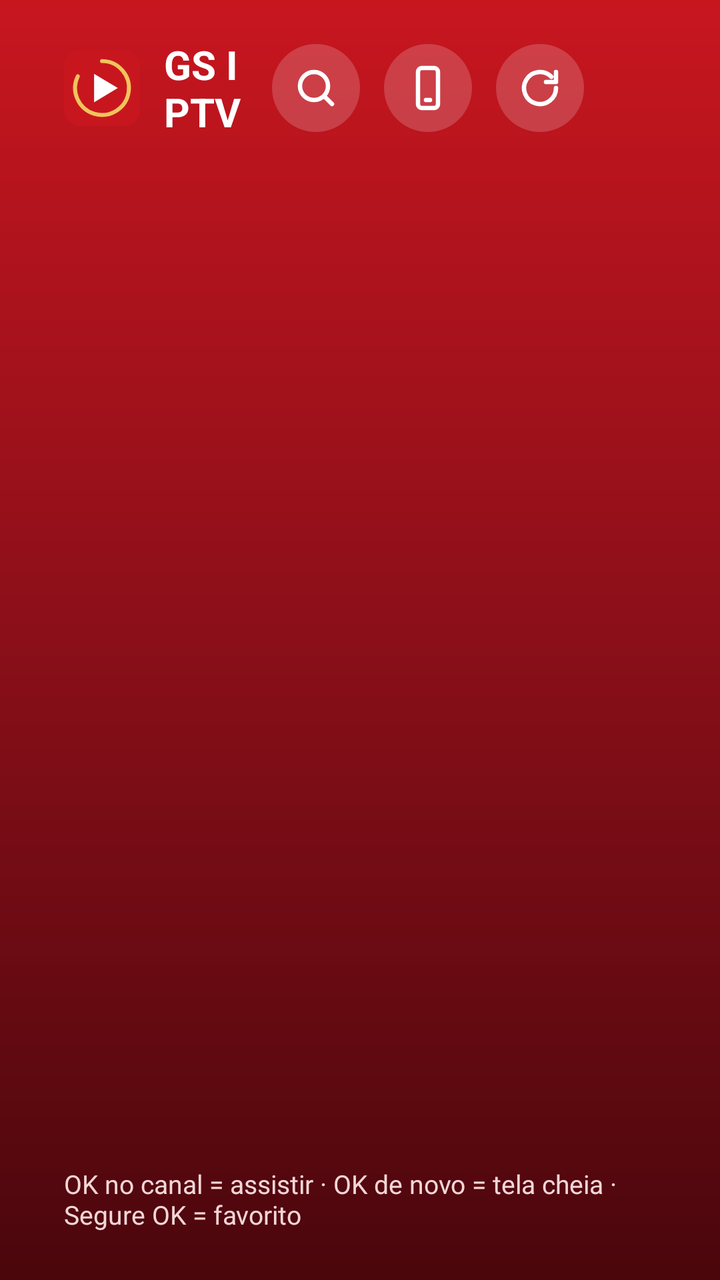
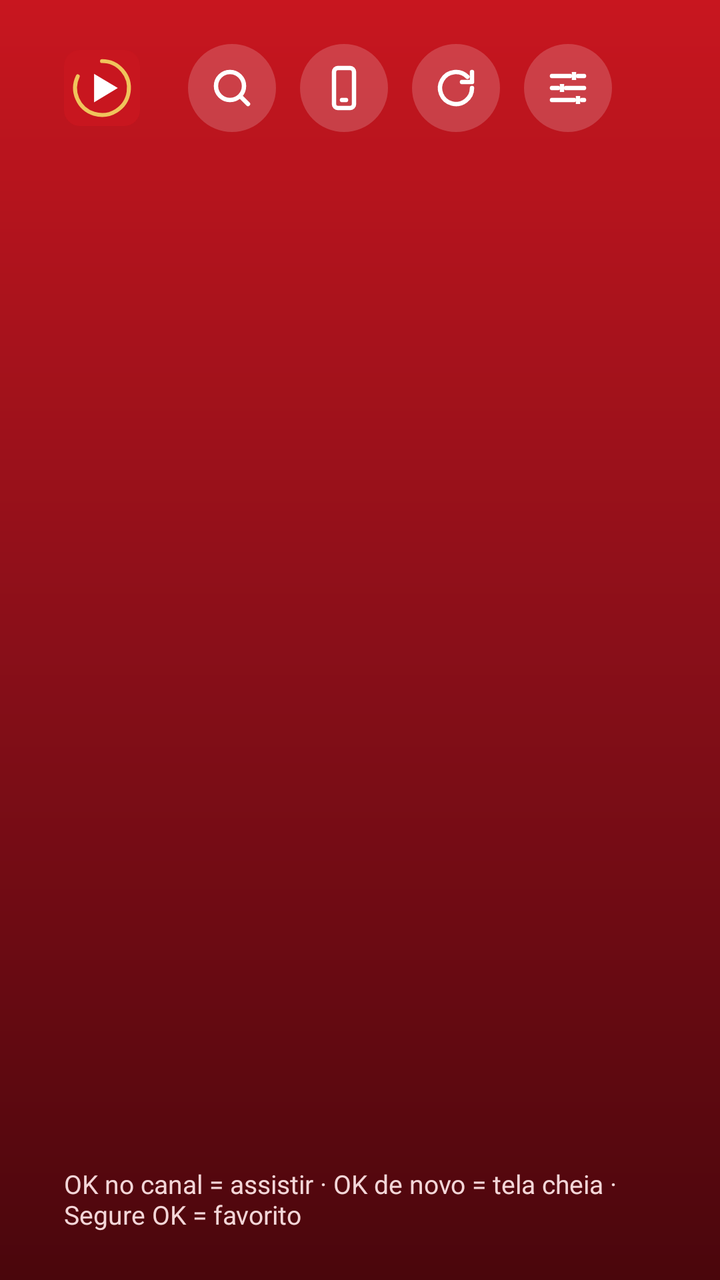

Two renders of the same Android screen: before a commit and after it. Below are the layout's source before the change and the commit's diff.
<!-- AndroidManifest.xml: application theme Theme.GS -->
<!-- res/layout/activity_main.xml -->
<?xml version="1.0" encoding="utf-8"?>
<LinearLayout xmlns:android="http://schemas.android.com/apk/res/android"
    xmlns:app="http://schemas.android.com/apk/res-auto"
    android:layout_width="match_parent"
    android:layout_height="match_parent"
    android:background="@drawable/bg_main"
    android:orientation="vertical"
    android:paddingHorizontal="32dp"
    android:paddingTop="18dp"
    android:paddingBottom="24dp">

    
    <LinearLayout
        android:layout_width="match_parent"
        android:layout_height="52dp"
        android:gravity="center_vertical"
        android:orientation="horizontal">

        <ImageView
            android:layout_width="38dp"
            android:layout_height="38dp"
            android:importantForAccessibility="no"
            android:src="@drawable/ic_logo" />

        <TextView
            android:id="@+id/brand"
            android:layout_width="0dp"
            android:layout_height="wrap_content"
            android:layout_marginStart="12dp"
            android:layout_weight="1"
            android:text="GS IPTV"
            android:textSize="20sp"
            android:textStyle="bold" />

        <ImageButton
            android:id="@+id/btnSearch"
            style="@style/GS.IconButton"
            android:contentDescription="Buscar"
            android:src="@drawable/ic_search" />

        <ImageButton
            android:id="@+id/btnSend"
            style="@style/GS.IconButton"
            android:contentDescription="Enviar lista pelo celular"
            android:src="@drawable/ic_phone" />

        <ImageButton
            android:id="@+id/btnRefresh"
            style="@style/GS.IconButton"
            android:contentDescription="Atualizar lista"
            android:src="@drawable/ic_refresh" />

        <TextView
            android:id="@+id/version"
            android:layout_width="wrap_content"
            android:layout_height="wrap_content"
            android:layout_marginStart="18dp"
            android:textColor="@color/pink_text"
            android:textSize="14sp" />

        <TextView
            android:id="@+id/clock"
            android:layout_width="wrap_content"
            android:layout_height="wrap_content"
            android:layout_marginStart="18dp"
            android:textSize="20sp" />
    </LinearLayout>

    
    <LinearLayout
        android:id="@+id/tabs"
        android:layout_width="match_parent"
        android:layout_height="wrap_content"
        android:layout_marginTop="6dp"
        android:orientation="horizontal" />

    <FrameLayout
        android:layout_width="match_parent"
        android:layout_height="0dp"
        android:layout_marginTop="14dp"
        android:layout_weight="1">

        
        <LinearLayout
            android:id="@+id/liveView"
            android:layout_width="match_parent"
            android:layout_height="match_parent"
            android:orientation="horizontal">

            <androidx.recyclerview.widget.RecyclerView
                android:id="@+id/liveCategories"
                android:layout_width="190dp"
                android:layout_height="match_parent" />

            <androidx.recyclerview.widget.RecyclerView
                android:id="@+id/channels"
                android:layout_width="340dp"
                android:layout_height="match_parent"
                android:layout_marginStart="8dp" />

            <LinearLayout
                android:layout_width="0dp"
                android:layout_height="match_parent"
                android:layout_marginStart="16dp"
                android:layout_weight="1"
                android:background="@drawable/bg_video"
                android:orientation="vertical">

                <FrameLayout
                    android:layout_width="match_parent"
                    android:layout_height="0dp"
                    android:layout_weight="1">

                    <androidx.media3.ui.PlayerView
                        android:id="@+id/preview"
                        android:layout_width="match_parent"
                        android:layout_height="match_parent"
                        android:focusable="false"
                        app:resize_mode="fit"
                        app:use_controller="false" />

                    <TextView
                        android:id="@+id/liveBadge"
                        android:layout_width="wrap_content"
                        android:layout_height="wrap_content"
                        android:layout_margin="12dp"
                        android:background="@drawable/bg_live"
                        android:paddingHorizontal="8dp"
                        android:paddingVertical="3dp"
                        android:text="AO VIVO"
                        android:textSize="12sp"
                        android:textStyle="bold"
                        android:visibility="gone" />
                </FrameLayout>

                <LinearLayout
                    android:layout_width="match_parent"
                    android:layout_height="58dp"
                    android:background="#99000000"
                    android:gravity="center_vertical"
                    android:orientation="horizontal"
                    android:paddingHorizontal="18dp">

                    <TextView
                        android:id="@+id/nowName"
                        android:layout_width="wrap_content"
                        android:layout_height="wrap_content"
                        android:ellipsize="end"
                        android:maxLines="1"
                        android:text="Escolha um canal"
                        android:textSize="21sp"
                        android:textStyle="bold" />

                    <TextView
                        android:id="@+id/nowGroup"
                        android:layout_width="wrap_content"
                        android:layout_height="wrap_content"
                        android:layout_marginStart="16dp"
                        android:ellipsize="end"
                        android:maxLines="1"
                        android:textColor="@color/pink_text"
                        android:textSize="16sp" />
                </LinearLayout>
            </LinearLayout>
        </LinearLayout>

        
        <LinearLayout
            android:id="@+id/vodView"
            android:layout_width="match_parent"
            android:layout_height="match_parent"
            android:orientation="horizontal"
            android:visibility="gone">

            <androidx.recyclerview.widget.RecyclerView
                android:id="@+id/vodCategories"
                android:layout_width="190dp"
                android:layout_height="match_parent" />

            <androidx.recyclerview.widget.RecyclerView
                android:id="@+id/grid"
                android:layout_width="0dp"
                android:layout_height="match_parent"
                android:layout_marginStart="16dp"
                android:layout_weight="1" />
        </LinearLayout>

        <TextView
            android:id="@+id/empty"
            android:layout_width="wrap_content"
            android:layout_height="wrap_content"
            android:layout_gravity="center"
            android:gravity="center"
            android:textColor="@color/pink_text"
            android:textSize="20sp"
            android:visibility="gone" />

        <LinearLayout
            android:id="@+id/sectionPanel"
            android:layout_width="680dp"
            android:layout_height="wrap_content"
            android:layout_gravity="center"
            android:background="@drawable/bg_dark_box"
            android:orientation="vertical"
            android:padding="28dp"
            android:visibility="gone">

            <TextView
                android:layout_width="wrap_content"
                android:layout_height="wrap_content"
                android:text="Escolha o que baixar"
                android:textSize="28sp"
                android:textStyle="bold" />

            <TextView
                android:id="@+id/panelHint"
                android:layout_width="wrap_content"
                android:layout_height="wrap_content"
                android:layout_marginTop="6dp"
                android:layout_marginBottom="8dp"
                android:text="Baixe uma parte de cada vez para a TV não travar."
                android:textColor="@color/pink_text"
                android:textSize="17sp" />

            <LinearLayout
                android:layout_width="match_parent"
                android:layout_height="64dp"
                android:layout_marginTop="10dp"
                android:background="#33000000"
                android:gravity="center_vertical"
                android:orientation="horizontal"
                android:paddingHorizontal="18dp">

                <TextView
                    android:layout_width="0dp"
                    android:layout_height="wrap_content"
                    android:layout_weight="1"
                    android:text="Canais ao vivo"
                    android:textSize="22sp"
                    android:textStyle="bold" />

                <TextView
                    android:id="@+id/statusLive"
                    android:layout_width="wrap_content"
                    android:layout_height="wrap_content"
                    android:layout_marginEnd="18dp"
                    android:textColor="@color/pink_text"
                    android:textSize="16sp" />

                <Button
                    android:id="@+id/btnLive"
                    android:layout_width="150dp"
                    android:layout_height="48dp"
                    android:background="@drawable/bg_button"
                    android:text="Baixar"
                    android:textAllCaps="false"
                    android:textColor="#3A2400"
                    android:textSize="17sp"
                    android:textStyle="bold" />
            </LinearLayout>

            <LinearLayout
                android:layout_width="match_parent"
                android:layout_height="64dp"
                android:layout_marginTop="10dp"
                android:background="#33000000"
                android:gravity="center_vertical"
                android:orientation="horizontal"
                android:paddingHorizontal="18dp">

                <TextView
                    android:layout_width="0dp"
                    android:layout_height="wrap_content"
                    android:layout_weight="1"
                    android:text="Filmes"
                    android:textSize="22sp"
                    android:textStyle="bold" />

                <TextView
                    android:id="@+id/statusMovie"
                    android:layout_width="wrap_content"
                    android:layout_height="wrap_content"
                    android:layout_marginEnd="18dp"
                    android:textColor="@color/pink_text"
                    android:textSize="16sp" />

                <Button
                    android:id="@+id/btnMovie"
                    android:layout_width="150dp"
                    android:layout_height="48dp"
                    android:background="@drawable/bg_button"
                    android:text="Baixar"
                    android:textAllCaps="false"
                    android:textColor="#3A2400"
                    android:textSize="17sp"
                    android:textStyle="bold" />
            </LinearLayout>

            <LinearLayout
                android:layout_width="match_parent"
                android:layout_height="64dp"
                android:layout_marginTop="10dp"
                android:background="#33000000"
                android:gravity="center_vertical"
                android:orientation="horizontal"
                android:paddingHorizontal="18dp">

                <TextView
                    android:layout_width="0dp"
                    android:layout_height="wrap_content"
                    android:layout_weight="1"
                    android:text="Séries"
                    android:textSize="22sp"
                    android:textStyle="bold" />

                <TextView
                    android:id="@+id/statusSeries"
                    android:layout_width="wrap_content"
                    android:layout_height="wrap_content"
                    android:layout_marginEnd="18dp"
                    android:textColor="@color/pink_text"
                    android:textSize="16sp" />

                <Button
                    android:id="@+id/btnSeries"
                    android:layout_width="150dp"
                    android:layout_height="48dp"
                    android:background="@drawable/bg_button"
                    android:text="Baixar"
                    android:textAllCaps="false"
                    android:textColor="#3A2400"
                    android:textSize="17sp"
                    android:textStyle="bold" />
            </LinearLayout>
        </LinearLayout>

        <LinearLayout
            android:id="@+id/loading"
            android:layout_width="wrap_content"
            android:layout_height="wrap_content"
            android:layout_gravity="center"
            android:background="@drawable/bg_dark_box"
            android:gravity="center_horizontal"
            android:orientation="vertical"
            android:padding="24dp"
            android:visibility="gone">

            <ProgressBar
                android:layout_width="56dp"
                android:layout_height="56dp"
                android:indeterminateTint="@color/gold" />

            <TextView
                android:id="@+id/loadingText"
                android:layout_width="wrap_content"
                android:layout_height="wrap_content"
                android:layout_marginTop="14dp"
                android:text="Carregando lista…"
                android:textSize="18sp" />
        </LinearLayout>
    </FrameLayout>

    <TextView
        android:id="@+id/hint"
        android:layout_width="wrap_content"
        android:layout_height="wrap_content"
        android:layout_marginTop="8dp"
        android:text="OK no canal = assistir · OK de novo = tela cheia · Segure OK = favorito"
        android:textColor="@color/pink_text"
        android:textSize="13sp" />
</LinearLayout>
<!-- resources referenced by this layout -->
<resources>
  <color name="gold">#F0C45C</color>
  <color name="pink_text">#F3D6D8</color>
  <!-- drawable bg_button (drawable) -->
  <?xml version="1.0" encoding="utf-8"?>
  <selector xmlns:android="http://schemas.android.com/apk/res/android">
      <item android:state_focused="true"><shape><solid android:color="#FFFFFF" /><corners android:radius="12dp" /></shape></item>
      <item><shape><solid android:color="#F0C45C" /><corners android:radius="12dp" /></shape></item>
  </selector>
  <!-- drawable bg_dark_box (drawable) -->
  <?xml version="1.0" encoding="utf-8"?>
  <shape xmlns:android="http://schemas.android.com/apk/res/android">
      <solid android:color="#47000000" /><corners android:radius="12dp" />
  </shape>
  <!-- drawable bg_live (drawable) -->
  <?xml version="1.0" encoding="utf-8"?>
  <shape xmlns:android="http://schemas.android.com/apk/res/android">
      <solid android:color="#E3162A" /><corners android:radius="4dp" />
  </shape>
  <!-- drawable bg_main (drawable) -->
  <?xml version="1.0" encoding="utf-8"?>
  <shape xmlns:android="http://schemas.android.com/apk/res/android">
      <gradient android:angle="270" android:startColor="#C8161F" android:centerColor="#8A0F19" android:endColor="#4A060C" />
  </shape>
  <!-- drawable bg_video (drawable) -->
  <?xml version="1.0" encoding="utf-8"?>
  <shape xmlns:android="http://schemas.android.com/apk/res/android">
      <solid android:color="#0D0D10" /><corners android:radius="10dp" />
  </shape>
  <!-- drawable ic_refresh (drawable) -->
  <vector xmlns:android="http://schemas.android.com/apk/res/android"
      android:width="24dp" android:height="24dp" android:viewportWidth="24" android:viewportHeight="24">
      <path android:strokeColor="#FFFFFF" android:strokeWidth="2.2" android:strokeLineCap="round" android:strokeLineJoin="round" android:fillColor="#00000000"
          android:pathData="M20,12a8,8 0,1 1,-2.3 -5.6M20,4v5h-5" />
  </vector>
  <!-- drawable ic_search (drawable) -->
  <vector xmlns:android="http://schemas.android.com/apk/res/android"
      android:width="24dp" android:height="24dp" android:viewportWidth="24" android:viewportHeight="24">
      <path android:strokeColor="#FFFFFF" android:strokeWidth="2.2" android:strokeLineCap="round" android:strokeLineJoin="round" android:fillColor="#00000000"
          android:pathData="M11,4a7,7 0,1 1,0 14a7,7 0,1 1,0 -14zM20,20l-4,-4" />
  </vector>
  <style name="GS.IconButton" parent="">
          <item name="android:layout_width">44dp</item>
          <item name="android:layout_height">44dp</item>
          <item name="android:layout_marginStart">12dp</item>
          <item name="android:background">@drawable/bg_icon_btn</item>
          <item name="android:padding">10dp</item>
          <item name="android:scaleType">fitCenter</item>
          <item name="android:focusable">true</item>
      </style>
  <!-- drawable bg_icon_btn (drawable) -->
  <?xml version="1.0" encoding="utf-8"?>
  <selector xmlns:android="http://schemas.android.com/apk/res/android">
      <item android:state_focused="true"><shape android:shape="oval"><solid android:color="#F0C45C" /></shape></item>
      <item><shape android:shape="oval"><solid android:color="#2EFFFFFF" /></shape></item>
  </selector>
  <color name="red">#C8161F</color>
  <color name="red_deep">#4A060C</color>
  <color name="white">#FFFFFF</color>
  <!-- unchanged entries left out for length: 3 -->
</resources>

<!-- the commit's change to res/layout/activity_main.xml (unified diff, before → after) -->
@@ -49,6 +49,12 @@
             style="@style/GS.IconButton"
             android:contentDescription="Atualizar lista"
             android:src="@drawable/ic_refresh" />
+
+        <ImageButton
+            android:id="@+id/btnSettings"
+            style="@style/GS.IconButton"
+            android:contentDescription="Configurações"
+            android:src="@drawable/ic_settings" />
 
         <TextView
             android:id="@+id/version"
<!-- resource entries referenced after the edit -->
@@ -40,6 +40,14 @@
       <path android:strokeColor="#FFFFFF" android:strokeWidth="2.2" android:strokeLineCap="round" android:strokeLineJoin="round" android:fillColor="#00000000"
           android:pathData="M11,4a7,7 0,1 1,0 14a7,7 0,1 1,0 -14zM20,20l-4,-4" />
   </vector>
+  <!-- drawable ic_settings (drawable) -->
+  <vector xmlns:android="http://schemas.android.com/apk/res/android"
+      android:width="24dp" android:height="24dp" android:viewportWidth="24" android:viewportHeight="24">
+      <path android:strokeColor="#FFFFFF" android:strokeWidth="2.2" android:strokeLineCap="round" android:fillColor="#00000000"
+          android:pathData="M4,6h9M17,6h3M4,12h3M11,12h9M4,18h11M19,18h1" />
+      <path android:strokeColor="#FFFFFF" android:strokeWidth="2.2" android:fillColor="#00000000"
+          android:pathData="M15,4v4M9,10v4M17,16v4" />
+  </vector>
   <style name="GS.IconButton" parent="">
           <item name="android:layout_width">44dp</item>
           <item name="android:layout_height">44dp</item>
